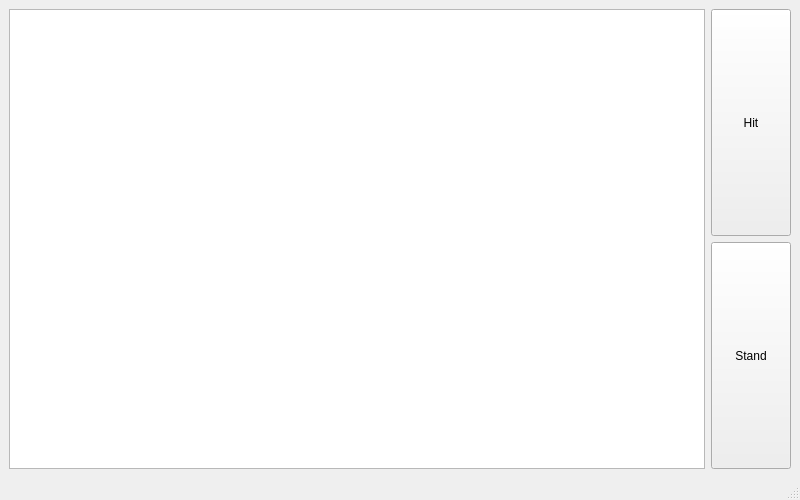
This is src/mainwindow.ui in gihudo/BlackJack-implementation as Qt 5 draws it before an edit. The edited form follows.
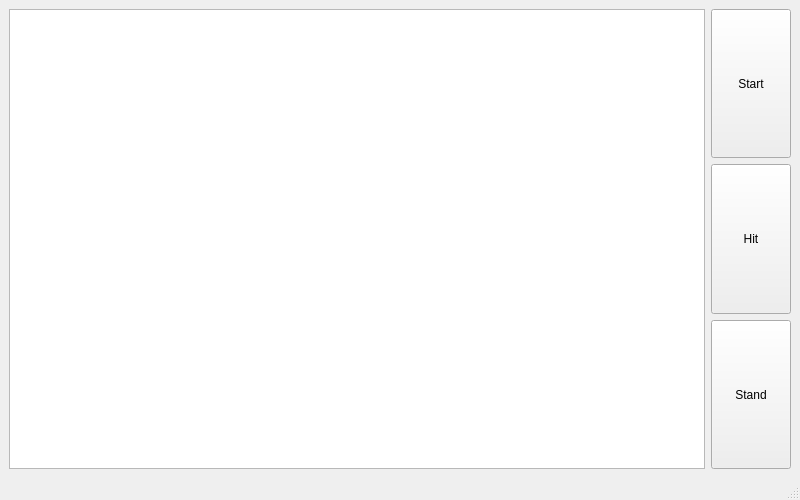
This is the edited form.

Patch:
```diff
--- a/src/mainwindow.ui
+++ b/src/mainwindow.ui
@@ -36,7 +36,10 @@
       <item>
        <layout class="QVBoxLayout" name="verticalLayout_3">
         <item>
-         <widget class="QPushButton" name="hitButton">
+         <widget class="QPushButton" name="startButton">
+          <property name="enabled">
+           <bool>true</bool>
+          </property>
           <property name="sizePolicy">
            <sizepolicy hsizetype="Minimum" vsizetype="MinimumExpanding">
             <horstretch>0</horstretch>
@@ -44,12 +47,28 @@
            </sizepolicy>
           </property>
           <property name="text">
+           <string>Start</string>
+          </property>
+         </widget>
+        </item>
+        <item>
+         <widget class="QPushButton" name="hitButton">
+          <property name="sizePolicy">
+           <sizepolicy hsizetype="Minimum" vsizetype="Expanding">
+            <horstretch>0</horstretch>
+            <verstretch>0</verstretch>
+           </sizepolicy>
+          </property>
+          <property name="text">
            <string>Hit</string>
           </property>
          </widget>
         </item>
         <item>
          <widget class="QPushButton" name="standButton">
+          <property name="enabled">
+           <bool>true</bool>
+          </property>
           <property name="sizePolicy">
            <sizepolicy hsizetype="Minimum" vsizetype="MinimumExpanding">
             <horstretch>0</horstretch>
```
Left out of the diff: 6 changed lines with no effect on the pictures.
